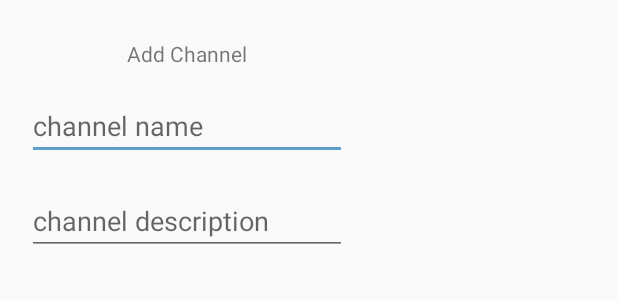
After one commit to vinipachecov/kotlin-beginner-To-Advanced, an Android app: the layout add_channel_dialog.xml on its own in the app's theme, with its tools: preview values and no code run, on a phone screen of 412 x 824 dp. The commit adds this screen. Shown: the top 300 px of the screen. Run offline under Robolectric (Android 15) with nearby library versions, the phone set to English and light mode, and no system bars.

Commit message:
sockets with sockets on and channel creation ready

```diff
--- a/Smack/app/build.gradle
+++ b/Smack/app/build.gradle
@@ -33,4 +33,7 @@ dependencies {
     androidTestImplementation 'com.android.support.test:runner:1.0.1'
     androidTestImplementation 'com.android.support.test.espresso:espresso-core:3.0.1'
     compile 'com.android.volley:volley:1.1.0'
+    compile ('io.socket:socket.io-client:1.0.0'){
+        exclude group: 'org.json', module :'json'
+    }
 }
--- a/Smack/app/src/main/AndroidManifest.xml
+++ b/Smack/app/src/main/AndroidManifest.xml
@@ -12,7 +12,8 @@
         <activity
             android:name=".Controller.MainActivity"
             android:label="@string/app_name"
-            android:theme="@style/AppTheme.NoActionBar">
+            android:theme="@style/AppTheme.NoActionBar"
+            android:windowSoftInputMode="stateAlwaysHidden">
             <intent-filter>
                 <action android:name="android.intent.action.MAIN" />
 
--- a/Smack/app/src/main/java/com/vinicius/smack/Utilities/Constants.kt
+++ b/Smack/app/src/main/java/com/vinicius/smack/Utilities/Constants.kt
@@ -5,6 +5,7 @@ package com.vinicius.smack.Utilities
  */
 
 const val BASE_URL = "https://vini-chattychat.herokuapp.com/v1/"
+const val SOCKET_URL = "https://vini-chattychat.herokuapp.com/"
 
 const val URL_REGISTER = "${BASE_URL}account/register"
 const val URL_LOGIN = "${BASE_URL}account/login"
--- /dev/null
+++ b/Smack/app/src/main/res/layout/add_channel_dialog.xml
@@ -0,0 +1,39 @@
+<?xml version="1.0" encoding="utf-8"?>
+<LinearLayout xmlns:android="http://schemas.android.com/apk/res/android"
+    android:layout_width="wrap_content"
+    android:layout_height="wrap_content"
+    android:orientation="vertical">
+
+    <TextView
+        android:id="@+id/textView3"
+        android:layout_width="match_parent"
+        android:layout_height="wrap_content"
+        android:layout_marginBottom="16dp"
+        android:layout_marginTop="26dp"
+        android:text="Add Channel"
+        android:textAlignment="center" />
+
+    <EditText
+        android:id="@+id/addChannelNameText"
+        android:layout_width="match_parent"
+        android:layout_height="wrap_content"
+        android:layout_marginBottom="18dp"
+        android:layout_marginLeft="18dp"
+        android:layout_marginRight="18dp"
+        android:ems="10"
+        android:hint="channel name"
+        android:inputType="textPersonName"
+        android:textColor="@android:color/darker_gray" />
+
+    <EditText
+        android:id="@+id/addChannelDescription"
+        android:layout_width="match_parent"
+        android:layout_height="wrap_content"
+        android:layout_marginBottom="18dp"
+        android:layout_marginLeft="18dp"
+        android:layout_marginRight="18dp"
+        android:ems="10"
+        android:hint="channel description"
+        android:inputType="textPersonName"
+        android:textColor="@android:color/darker_gray" />
+</LinearLayout>
--- a/Smack/app/src/main/res/layout/nav_header_main.xml
+++ b/Smack/app/src/main/res/layout/nav_header_main.xml
@@ -27,6 +27,7 @@
         android:layout_height="wrap_content"
         android:layout_marginStart="8dp"
         android:paddingTop="@dimen/nav_header_vertical_spacing"
+        android:text=""
         tools:text="NotloggedIn"
         android:textAppearance="@style/TextAppearance.AppCompat.Body1"
         app:layout_constraintStart_toEndOf="@+id/userImageNavHeader"
@@ -36,6 +37,7 @@
         android:id="@+id/userEmailNavHeader"
         android:layout_width="wrap_content"
         android:layout_height="wrap_content"
+        android:text=""
         tools:text="fake@wm.com"
         app:layout_constraintStart_toStartOf="@+id/usernameNavHeader"
         app:layout_constraintTop_toBottomOf="@+id/usernameNavHeader" />
```
Also changed, not shown: Smack/app/src/main/java/com/vinicius/smack/Controller/MainActivity.kt (+70 -11 lines), Smack/app/src/main/java/com/vinicius/smack/Model/Channel.kt (added, +11 -0 lines), Smack/app/src/main/java/com/vinicius/smack/Model/MessageService.kt (added, +10 -0 lines).
